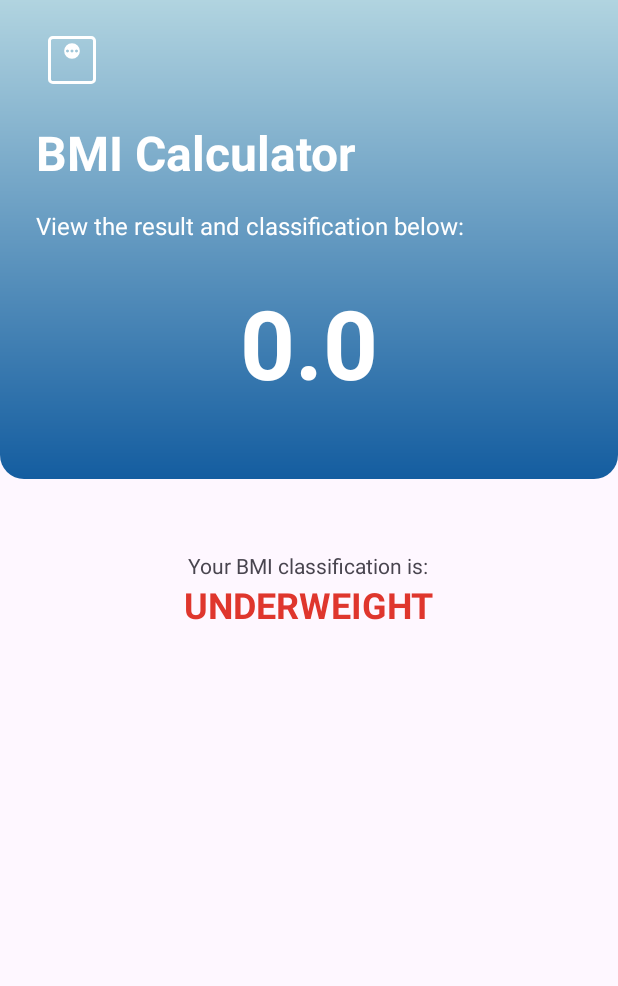
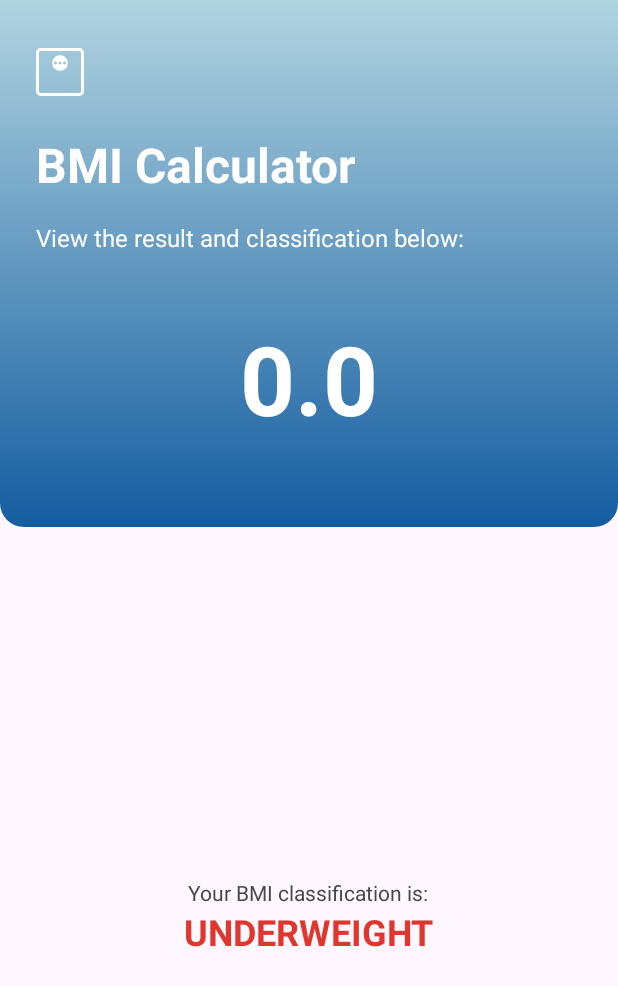
Before and after one commit to oeuclidesneto/BMICalculator, an Android app: the ResultActivity screen opened directly, with no data from a screen before it, on a phone screen of 412 x 824 dp. Shown: the top 986 px of the screen. Run offline under Robolectric (Android 15) with nearby library versions, the phone set to English and light mode, and no system bars.

```diff
--- a/app/src/main/res/layout/activity_main.xml
+++ b/app/src/main/res/layout/activity_main.xml
@@ -29,7 +29,7 @@
             android:layout_width="wrap_content"
             android:layout_height="wrap_content"
             android:layout_marginStart="24dp"
-            android:textSize="24sp"
+            android:textSize="32sp"
             android:textStyle="bold"
             android:textColor="@color/white"
             android:text="BMI Calculator" />
--- a/app/src/main/res/layout/activity_result.xml
+++ b/app/src/main/res/layout/activity_result.xml
@@ -15,13 +15,14 @@
         android:layout_width="match_parent"
         android:layout_height="wrap_content"
         android:background="@drawable/gradient_bg"
-        android:orientation="vertical">
+        android:orientation="vertical"
+        android:paddingBottom="56dp">
 
         <ImageView
             android:layout_width="48dp"
             android:layout_height="48dp"
-            android:layout_marginStart="24dp"
-            android:layout_marginTop="16dp"
+            android:layout_marginStart="16dp"
+            android:layout_marginTop="24dp"
             android:layout_marginBottom="16dp"
             android:src="@drawable/scale_icon"
             app:tint="@color/white" />
@@ -40,18 +41,19 @@
             android:layout_height="wrap_content"
             android:layout_marginStart="24dp"
             android:layout_marginTop="16dp"
-            android:layout_marginEnd="24dp"
-            android:textSize="16dp"
+            android:layout_marginEnd="16dp"
             android:text="View the result and classification below:"
-            android:textColor="@color/white" />
+            android:textColor="@color/white"
+            android:textSize="16dp" />
 
 
         <TextView
             android:id="@+id/tv_result"
             android:layout_width="match_parent"
             android:layout_height="wrap_content"
-            android:layout_marginTop="24dp"
-            android:layout_marginBottom="48dp"
+            android:layout_marginStart="16dp"
+            android:layout_marginTop="40dp"
+            android:layout_marginEnd="16dp"
             android:gravity="center"
             android:maxLength="5"
             android:textColor="@color/white"
@@ -60,6 +62,12 @@
             tools:text="23.66" />
 
     </LinearLayout>
+
+    <LinearLayout
+        android:layout_width="match_parent"
+        android:layout_height="match_parent"
+        android:gravity="center"
+        android:orientation="vertical">
 
     <TextView
         android:id="@+id/tv_classification_label"
@@ -75,5 +83,6 @@
         android:textSize="24sp"
         android:textStyle="bold"
         tools:text="NORMAL" />
+    </LinearLayout>
 
 </LinearLayout>
```
